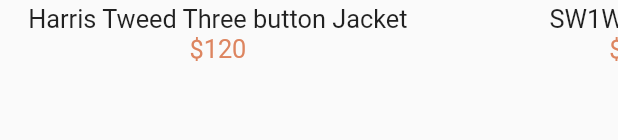
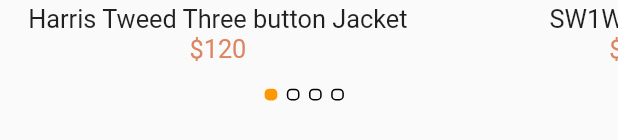
Before and after one commit to metatony/open-fashion, a Flutter app: the JustForYou widget shown alone on an empty page, opened directly, on a phone screen of 412 x 824 dp. Shown: the part 589-729 px from the top of the screen. Run offline on Flutter 3.47's test engine with Material 2 defaults, Android fonts, the phone set to English and light mode, and no system bars; our stand-ins replace flutter_screenutil, google_fonts, tab_indicator_styler.

Commit message:
dot indicaor

```diff
--- a/lib/components/home_page/drawer/menu_tab.dart
+++ b/lib/components/home_page/drawer/menu_tab.dart
@@ -27,11 +27,12 @@ class MenuTab extends StatelessWidget {
         ),
       ],
 
-      indicator: DotIndicator(
-        color: Colors.orange,
-        radius: 3.r,
-        distanceFromCenter: 16.h,
-        paintingStyle: PaintingStyle.fill,
+      indicator: UnderlineTabIndicator(
+        borderSide: BorderSide( color: Colors.orange,),
+
+        //radius: 3.r,
+        //distanceFromCenter: 16.h,
+        //paintingStyle: PaintingStyle.fill,
       ),
     );
   }
--- a/lib/components/home_page/justforyou/just_for_you.dart
+++ b/lib/components/home_page/justforyou/just_for_you.dart
@@ -8,10 +8,17 @@ import '../../../widgets/divider.dart';
 import '../../../widgets/header.dart';
 import 'product.dart';
 
-class JustForYou extends StatelessWidget {
-  const JustForYou({
+class JustForYou extends StatefulWidget {
+  JustForYou({
     super.key,
   });
+
+  @override
+  State<JustForYou> createState() => _JustForYouState();
+}
+
+class _JustForYouState extends State<JustForYou> {
+  int selectedImage = 0;
 
   @override
   Widget build(BuildContext context) {
@@ -28,18 +35,51 @@ class JustForYou extends StatelessWidget {
                 ...List.generate(
                   justForYou.length,
                   (index) {
-                    return Product(
-                      image: justForYou[index]['image'],
-                      title: justForYou[index]['title'],
-                      price: justForYou[index]['price'],
+                    return GestureDetector(
+                      onTap: () {
+                        setState(() {
+                          selectedImage = index;
+                        });
+                      },
+                      child: Product(
+                        image: justForYou[index]['image'],
+                        title: justForYou[index]['title'],
+                        price: justForYou[index]['price'],
+                      ),
                     );
                   },
                 ),
               ],
             ),
-          )
+          ),
+          SizedBox(height: 17.h),
+          Row(
+            mainAxisAlignment: MainAxisAlignment.center,
+            children: [
+              ...List.generate(
+                justForYou.length,
+                (index) => pageDot(index: index),
+              ),
+            ],
+          ),
         ],
       ),
     );
   }
+
+  AnimatedContainer pageDot({required int index}) {
+    return AnimatedContainer(
+      margin: EdgeInsets.only(right: 6.w),
+      height: 8.h,
+      width: 8.w,
+      decoration: BoxDecoration(
+        color: selectedImage == index ? Colors.orange : Colors.transparent,
+        borderRadius: BorderRadius.circular(3),
+        border: selectedImage == index
+            ? Border.all(color: Colors.transparent)
+            : Border.all(color: Colors.black),
+      ),
+      duration: Duration(milliseconds: 200),
+    );
+  }
 }
--- a/lib/components/home_page/new arrival/new_arrival.dart
+++ b/lib/components/home_page/new arrival/new_arrival.dart
@@ -49,7 +49,6 @@ class NewArrival extends StatelessWidget {
           onTap: () {},
           child: Row(
             mainAxisAlignment: MainAxisAlignment.center,
-
             children: [
               Text('Explore More', style: TextStyle(fontSize: 16.sp)),
               ImageIcon(AssetImage('images/Forward Arrow.png')),
```
